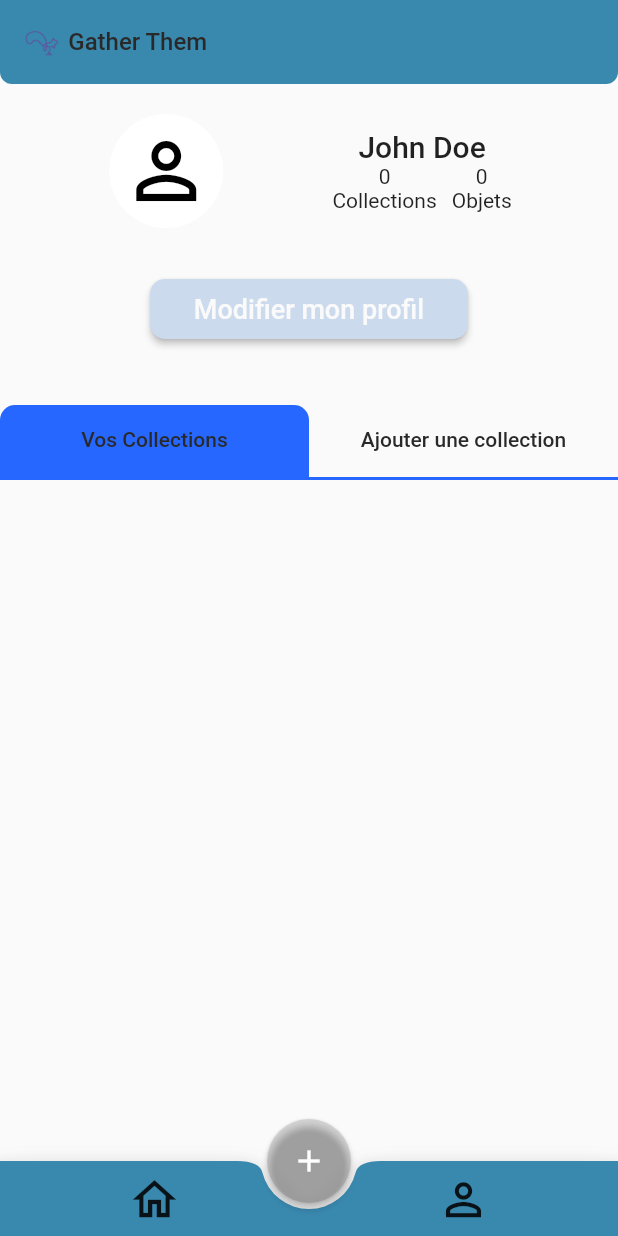
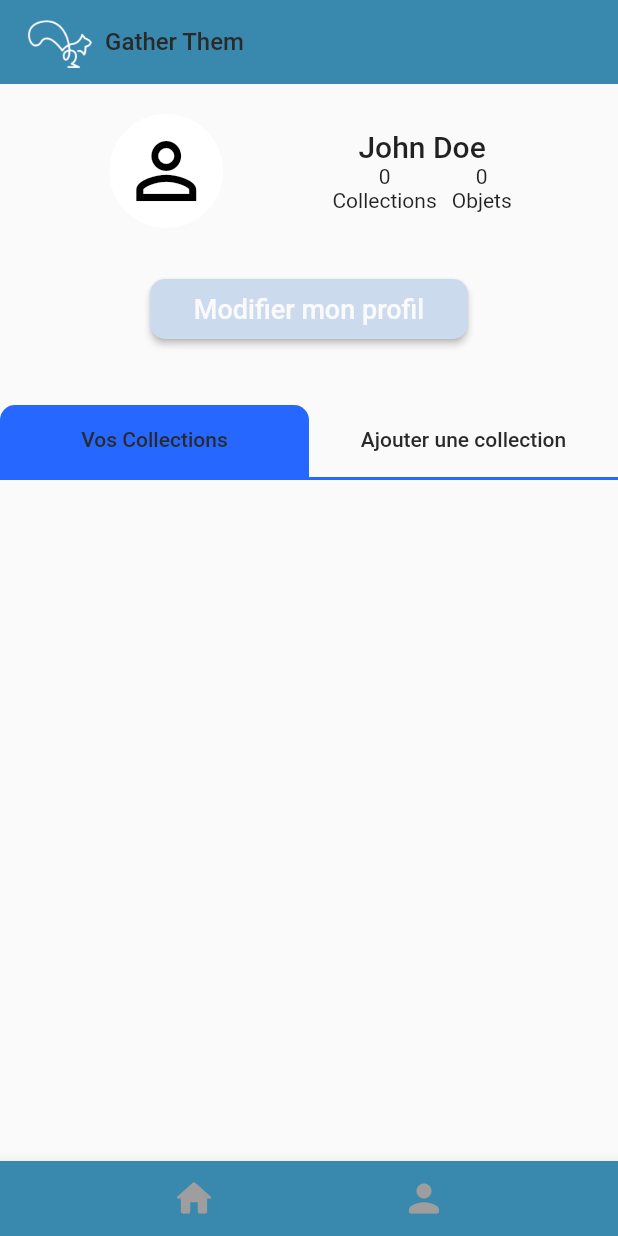
Before and after one commit to ToGatherThem/gatherthem_mobile_app, a Flutter app: the NavigationScaffoldWidget screen opened directly, on a phone screen of 412 x 824 dp. Run offline on Flutter 3.47's test engine with Material 2 defaults, Android fonts, the phone set to English and light mode, and no system bars; our stand-ins replace adaptive_theme, cookie_jar, date_time_picker, dio, dio_cookie_manager, rxdart; network calls fail.

Commit message:
[REFACT] Change style of appbar and bottom navigation bar

```diff
--- a/lib/ui/widgets/app_brand.dart
+++ b/lib/ui/widgets/app_brand.dart
@@ -9,10 +9,11 @@ class AppBrand extends StatelessWidget{
   Widget build(BuildContext context) {
     return Row(
       mainAxisSize: MainAxisSize.min,
+      mainAxisAlignment: MainAxisAlignment.center,
       children: [
         Image.asset(
-          "assets/logo.png",
-          height: 20,
+          "assets/logoWhite.png",
+          height: 40,
         ),
         const Padding(padding: EdgeInsets.only(left: 5)),
         Text(
--- a/lib/ui/widgets/custom_navigation_bar.dart
+++ b/lib/ui/widgets/custom_navigation_bar.dart
@@ -9,7 +9,7 @@ class CustomNavigationBar extends StatelessWidget {
   Widget build(BuildContext context) {
     bool isHomeScreen = context.findAncestorWidgetOfExactType<HomeScreen>() != null;
     bool isProfileScreen = context.findAncestorWidgetOfExactType<ProfileScreen>() != null;
-    double iconSize = 35;
+    double iconSize = 30;
     return BottomAppBar(
         shape: const CircularNotchedRectangle(),
         child: SizedBox(
@@ -21,8 +21,8 @@ class CustomNavigationBar extends StatelessWidget {
             children: [
               const Spacer(),
               IconButton(
-                iconSize: iconSize,
-                icon: (!isHomeScreen) ? const Icon(Icons.home_outlined) :const Icon(Icons.home_rounded),
+                iconSize: (isHomeScreen) ? iconSize+5 : iconSize,
+                icon: Icon(Icons.home_rounded, color: (!isHomeScreen) ? Colors.grey[500] : Colors.white),
                 disabledColor: Theme.of(context).primaryColor,
                 onPressed:(isHomeScreen)? null : () {
                   Navigator.pushAndRemoveUntil(
@@ -33,10 +33,9 @@ class CustomNavigationBar extends StatelessWidget {
                 },
               ),
               const Spacer(),
-              const Spacer(),
               IconButton(
-                    iconSize: iconSize,
-                    icon: (!isProfileScreen)? const Icon(Icons.person_outline) : const Icon(Icons.person_rounded),
+                    iconSize: (isProfileScreen) ? iconSize + 5 : iconSize,
+                    icon: Icon(Icons.person_rounded, color: (!isProfileScreen) ? Colors.grey[500] : Colors.white),
                     disabledColor: Theme.of(context).primaryColor,
                     onPressed: (context.findAncestorWidgetOfExactType<ProfileScreen>() != null) ? null :() {
                         Navigator.pushAndRemoveUntil(
--- a/lib/ui/widgets/navigation_scaffold_widget.dart
+++ b/lib/ui/widgets/navigation_scaffold_widget.dart
@@ -17,8 +17,6 @@ class NavigationScaffoldWidget extends StatelessWidget {
     return Scaffold(
       extendBody: true,
       appBar: AppBar(
-        shape: const RoundedRectangleBorder(
-            borderRadius: BorderRadius.vertical(bottom: Radius.circular(8))),
         elevation: 0,
         backgroundColor: Theme.of(context).bottomAppBarColor,
         title: const AppBrand(),
@@ -26,20 +24,18 @@ class NavigationScaffoldWidget extends StatelessWidget {
       ),
       body: body,
       bottomNavigationBar: const CustomNavigationBar(),
-      floatingActionButton: FloatingActionButton(
-        onPressed: () {
-          showModalBottomSheet(
-              context: context,
-              builder: (BuildContext context) {
-                return ModalBottomSheet(currentCollection: collectionModel);
-              }
-          );
-        },
-        child: const Icon(Icons.add),
-        elevation: 2,
-        backgroundColor: Theme.of(context).focusColor,
+      floatingActionButton: Visibility(
+        visible: collectionModel != null && collectionModel!.id != "",
+        child: FloatingActionButton(
+          onPressed: () {
+            // todo
+          },
+          child: const Icon(Icons.add),
+          elevation: 2,
+          foregroundColor: Theme.of(context).primaryColor,
+          backgroundColor: Theme.of(context).highlightColor,
+        ),
       ),
-      floatingActionButtonLocation: FloatingActionButtonLocation.centerDocked,
     );
   }
 }
--- a/pubspec.yaml
+++ b/pubspec.yaml
@@ -67,6 +67,8 @@ flutter:
 
   assets:
     - assets/logo.png
+    - assets/logoWhite.png
+    - assets/logo_with_name.png
 
   # To add assets to your application, add an assets section, like this:
   # assets:
```
Also changed, not shown: assets/logoWhite.png (added), pubspec.lock, 2 other files.
